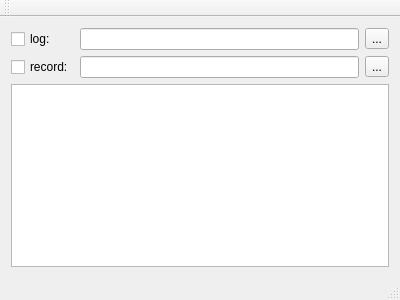
First picture: the form in src/mainwindow.ui, repository pinkavaj/transrec, before the edit.
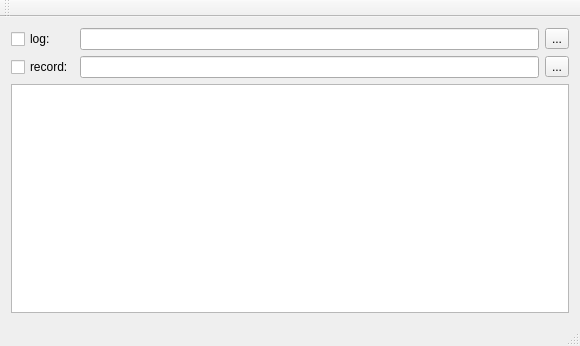
Second picture: the form after the edit.

Commit message: Create/open log file and associated stuff

Diff of the .ui file:
```diff
--- a/src/mainwindow.ui
+++ b/src/mainwindow.ui
@@ -6,8 +6,8 @@
    <rect>
     <x>0</x>
     <y>0</y>
-    <width>400</width>
-    <height>300</height>
+    <width>580</width>
+    <height>346</height>
    </rect>
   </property>
   <property name="windowTitle">
```
Left out of the diff: 2 changed lines with no effect on the pictures. The commit also changes 2 other files.
